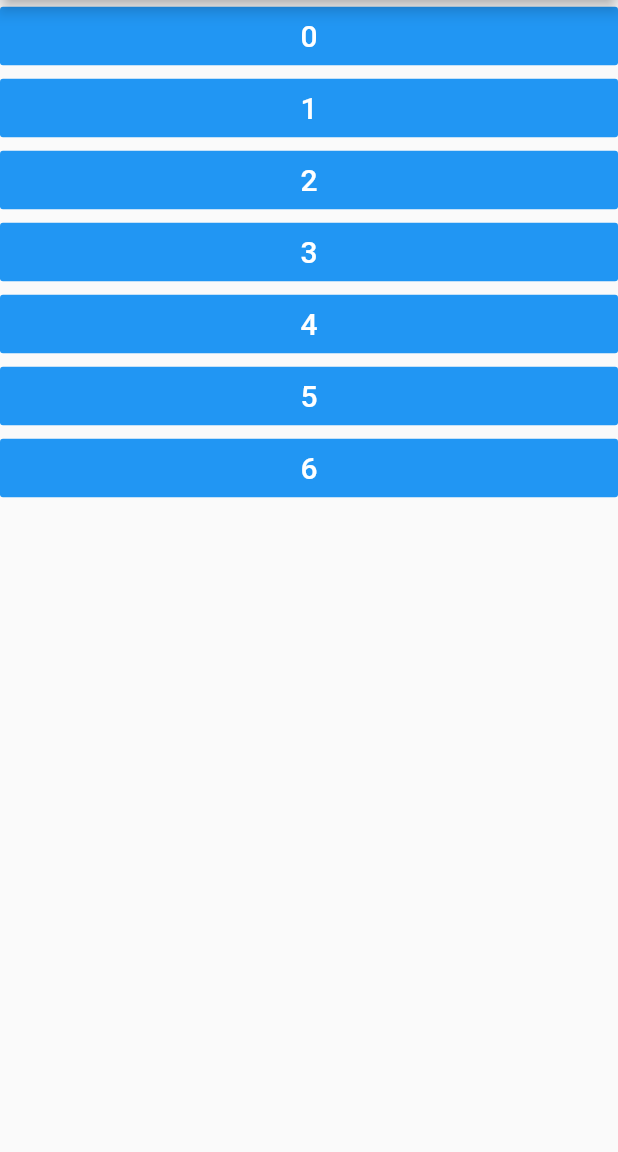
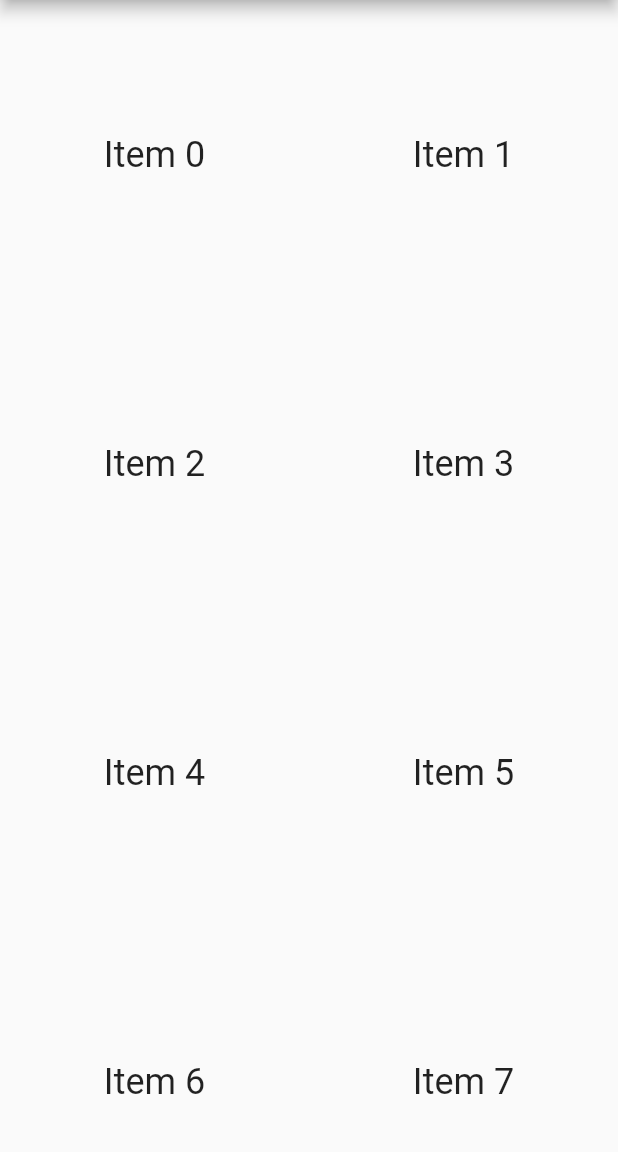
Before and after one commit to DejanLjubej/ImmersiveSoundFX, a Flutter app: the screen it shows after launch, on a phone screen of 412 x 824 dp, the part 84-1236 px from its top. Run offline on Flutter 3.47's test engine with Material 2 defaults, Android fonts, the phone set to English and light mode, and no system bars; our stand-ins replace audioplayers.

Commit message:
5.9. grid and button look

```diff
--- a/lib/Widgets/buttonState.dart
+++ b/lib/Widgets/buttonState.dart
@@ -19,15 +19,36 @@ class _ExampleAppState extends State<ButtonListDisplay> {
         appBar: AppBar(
           title: Text('Situational Sound Effects'),
         ),
-        body: Center(
-          child: ListView.builder(
-            itemCount: _number,
-            itemBuilder: (BuildContext context, int index){
-              return tryoutButton(index);
-            }
-          ),
+        body:
+        GridView.count(
+          // Create a grid with 2 columns. If you change the scrollDirection to
+          // horizontal, this produces 2 rows.
+          crossAxisCount: 2,
+          // Generate 100 widgets that display their index in the List.
+          children: List.generate(100, (index) {
+            return Center(
+              child: Text(
+                'Item $index',
+                style: Theme.of(context).textTheme.headline,
+              ),
+            );
+          }),
         ),
+        // Center(
+        //   child: ListView.builder(
+        //     itemCount: _number,
+        //     itemBuilder: (BuildContext context, int index){
+        //       return tryoutButton(index);
+        //     }
+        //   ),
+        // ),
 
       );
   }
+  Widget buttonLayout(){
+    return Container(
+
+    );
+  }
+
 }
```
Also changed, not shown: lib/Widgets/soundButton.dart (+15 -4 lines).
